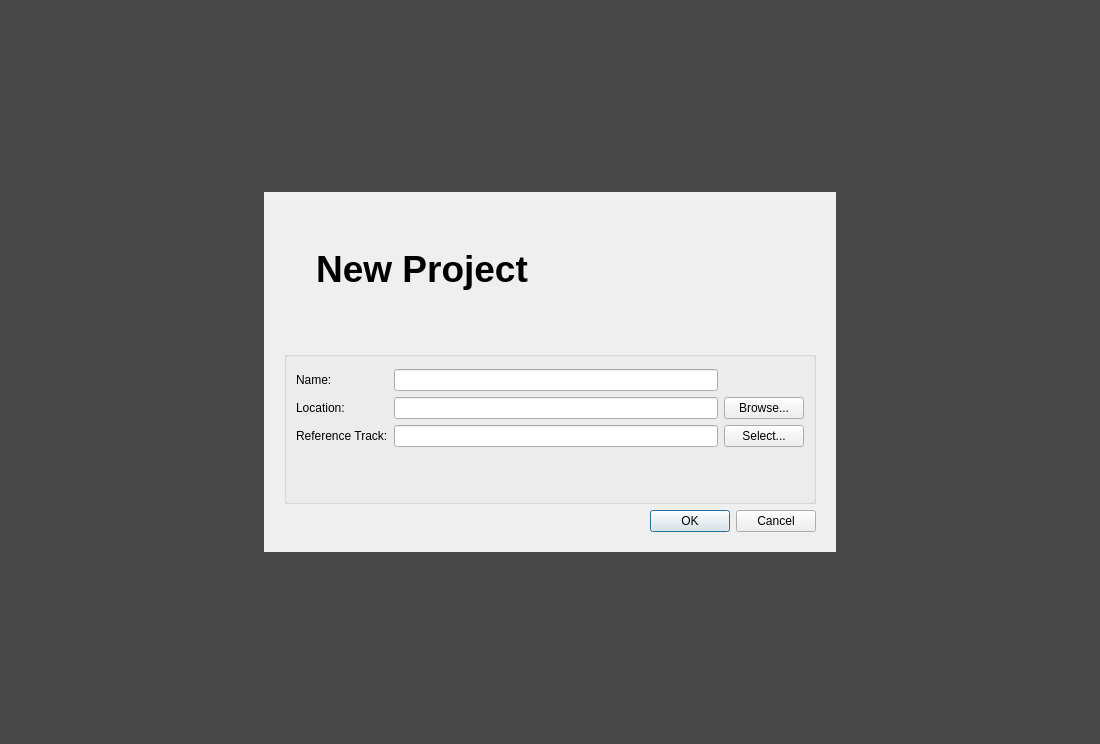
First picture: the form in resources/ui/new_album_page.ui, repository Iconoclasteinc/tgit, before the edit.
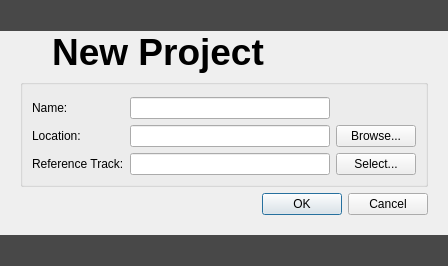
Second picture: the form after the edit. Icons and pictures are not drawn.

Commit message: Reduce the size of the new album page to the minimal usable space.

The edit to the form file:
```diff
--- a/resources/ui/new_album_page.ui
+++ b/resources/ui/new_album_page.ui
@@ -6,8 +6,8 @@
    <rect>
     <x>0</x>
     <y>0</y>
-    <width>1100</width>
-    <height>744</height>
+    <width>430</width>
+    <height>266</height>
    </rect>
   </property>
   <property name="styleSheet">
@@ -31,16 +31,13 @@
    </property>
    <item row="0" column="0">
     <widget class="QWidget" name="_new_project_dialog" native="true">
-     <property name="maximumSize">
-      <size>
-       <width>572</width>
-       <height>360</height>
-      </size>
-     </property>
      <property name="autoFillBackground">
       <bool>true</bool>
      </property>
      <layout class="QVBoxLayout" name="verticalLayout_6">
+      <property name="sizeConstraint">
+       <enum>QLayout::SetFixedSize</enum>
+      </property>
       <property name="leftMargin">
        <number>20</number>
       </property>
@@ -110,13 +107,7 @@
        </layout>
       </item>
       <item>
-       <widget class="QGroupBox" name="groupBox">
-        <property name="minimumSize">
-         <size>
-          <width>0</width>
-          <height>100</height>
-         </size>
-        </property>
+       <widget class="QGroupBox" name="_form_box">
         <property name="title">
          <string/>
         </property>
@@ -165,7 +156,7 @@
                <bool>false</bool>
               </property>
               <property name="text">
-               <string>  </string>
+               <string> </string>
               </property>
               <property name="flat">
                <bool>true</bool>
```
Left out of the diff: 10 changed lines with no effect on the pictures. The commit also changes 5 other files.
